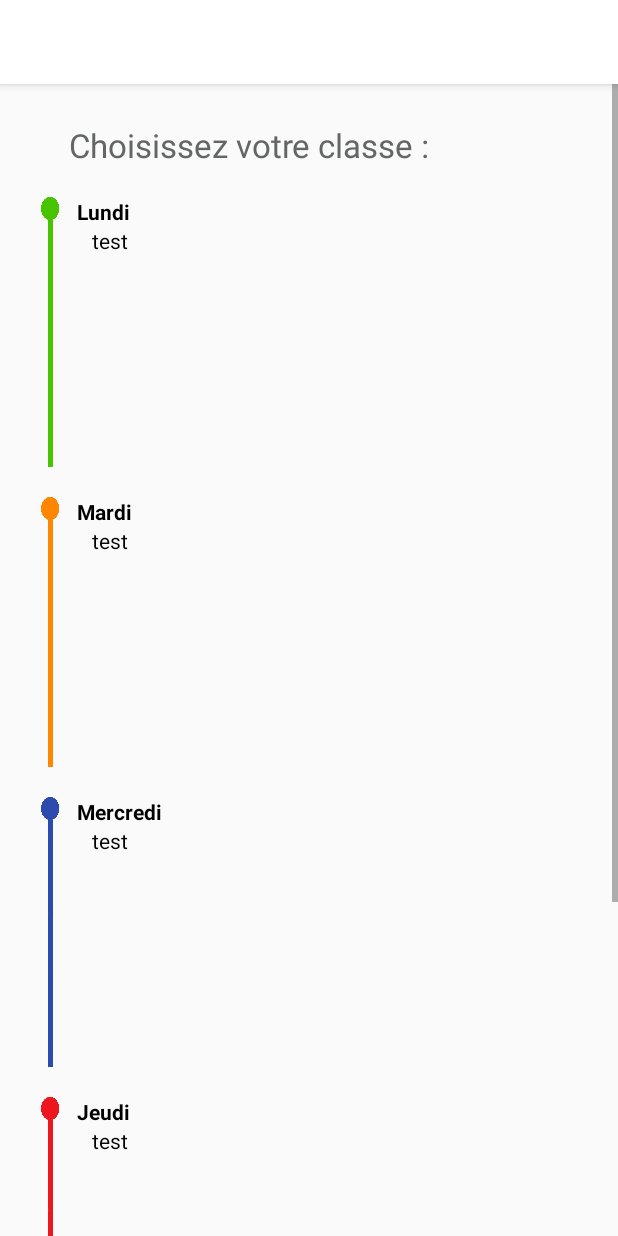
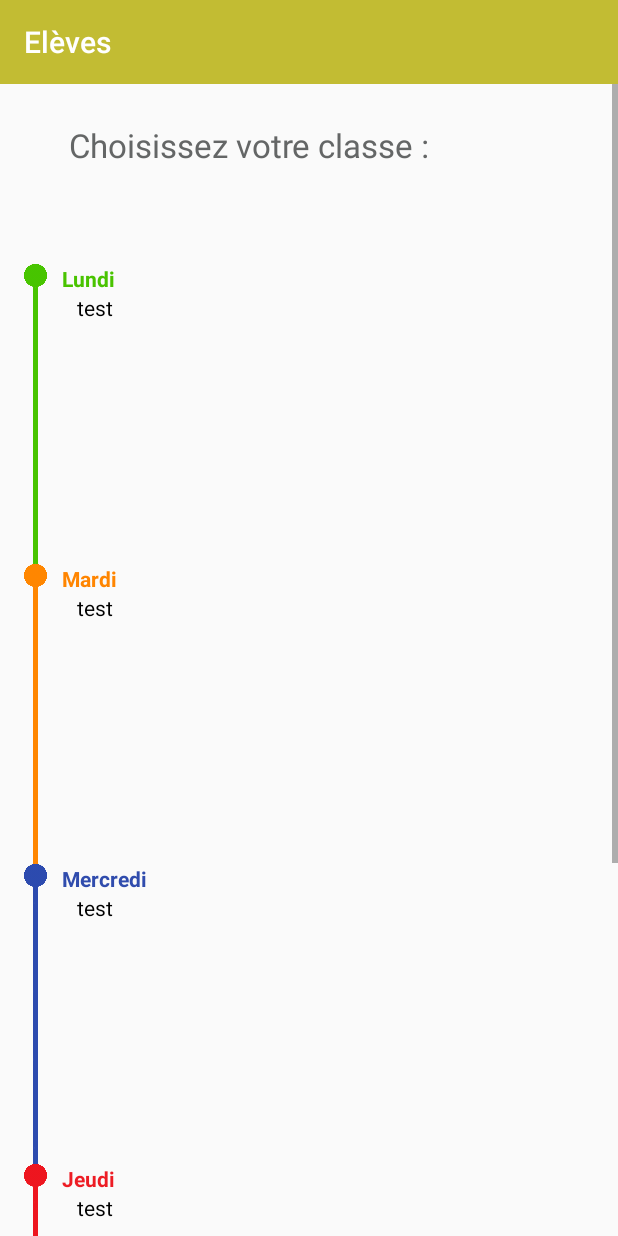
Before and after one commit to ClementRomac/High-School-Pape-Clement-app, an Android app: the StudentsActivity screen opened directly, with no data from a screen before it, on a phone screen of 412 x 824 dp. Run offline under Robolectric (Android 15) with nearby library versions, the phone set to English and light mode, and no system bars; 11 statements that could not run were skipped.

Commit message:
finalisation students

```diff
--- a/app/src/main/java/fr/ynov/applpc/StudentsActivity.java
+++ b/app/src/main/java/fr/ynov/applpc/StudentsActivity.java
@@ -1,5 +1,6 @@
 package fr.ynov.applpc;
 
+import android.graphics.drawable.ColorDrawable;
 import android.os.Bundle;
 import android.support.v7.app.ActionBarActivity;
 import android.view.View;
@@ -20,7 +21,7 @@ public class StudentsActivity extends ActionBarActivity {
     protected void onCreate(Bundle savedInstanceState) {
         super.onCreate(savedInstanceState);
         setContentView(R.layout.activity_students);
-
+        setCustomActionBar();
 
         ////////////////////////Partie Spinner/////////////////////
         Spinner spinner;
@@ -37,6 +38,7 @@ public class StudentsActivity extends ActionBarActivity {
         spinner.setSelection(0);//default value
 
 
+
         ////////////////////////Partie Calendar/////////////////////
 
 
@@ -44,6 +46,9 @@ public class StudentsActivity extends ActionBarActivity {
         ;
         String[][] Calendar = downloadCalendar(studentClasses);
         WriteCalendar(Calendar);
+
+        TextView textViewClassSelected = (TextView) findViewById(R.id.textViewClassSelected);
+        textViewClassSelected.setText(studentClasses);
 
         // Creating adapter for spinner
 
@@ -60,8 +65,10 @@ public class StudentsActivity extends ActionBarActivity {
             String item = parent.getItemAtPosition(position).toString();
 
         String studentClasses=item;
-        String[][] Calendar  =downloadCalendar(studentClasses);
+        String[][] Calendar  = downloadCalendar(studentClasses);
         WriteCalendar(Calendar);
+            TextView textViewClassSelected = (TextView) findViewById(R.id.textViewClassSelected);
+            textViewClassSelected.setText(studentClasses);
 
         }
     private void WriteCalendar( String[][] studentClasses){
@@ -85,4 +92,10 @@ public class StudentsActivity extends ActionBarActivity {
         DataStudentsProvider DataStudentsProvider = new DataStudentsProvider(this);
         return DataStudentsProvider.getScheduleByClass(studentClasses);
     }
+    private void setCustomActionBar(){
+        getSupportActionBar().setTitle("Elèves");
+        getSupportActionBar().setBackgroundDrawable(new ColorDrawable(getResources().getColor(R.color.students_primary)));
+        getSupportActionBar().setHomeAsUpIndicator(R.drawable.cdi_arrow);
+        getSupportActionBar().setElevation(0);
+    }
 }
--- a/app/src/main/res/drawable/spinnerstudent.xml
+++ b/app/src/main/res/drawable/spinnerstudent.xml
@@ -4,7 +4,7 @@
     <solid android:color="#FFFFFF" />
     <corners android:radius="3dp" />
     <stroke
-        android:color="@color/high_school_border_spinner"
+        android:color="@color/students_border_spinner"
         android:width="1dp"
          />
 
--- a/app/src/main/res/layout/activity_students.xml
+++ b/app/src/main/res/layout/activity_students.xml
@@ -41,15 +41,28 @@
             android:background="@drawable/spinnerstudent"
             android:layout_marginTop="10dp"
             android:layout_marginLeft="30dp"
-        android:dropDownWidth="fill_parent"
-        style="@style/Theme.AppCompat.Dialog.Alert" />
+            android:dropDownWidth="fill_parent" />
         <!--android:background="@drawable/SpinnerCorner" -->
+        <TextView
+            android:layout_width="wrap_content"
+            android:layout_height="wrap_content"
+            android:textAppearance="?android:attr/textAppearanceLarge"
+            android:text="Classe choisie"
+            android:id="@+id/textViewClassSelected"
+            android:layout_alignParentTop="true"
+            android:layout_alignParentLeft="true"
+            android:layout_alignParentStart="true"
+            android:layout_marginTop="10dp"
+            android:layout_marginLeft="30dp"
+            android:textColor="#646666" />
+
         <RelativeLayout xmlns:android="http://schemas.android.com/apk/res/android"
             xmlns:tools="http://schemas.android.com/tools"
             android:layout_width="fill_parent"
             android:layout_height="200dp"
-            android:padding="10dp"
-            android:layout_weight="0.27">
+
+            android:layout_weight="0.27"
+            android:layout_marginTop="15dp">
             <ImageView
                 android:id="@+id/vert"
                 android:layout_width="15dp"
@@ -60,7 +73,7 @@
             <TextView
                 android:id="@+id/Lundi"
                 android:layout_width="wrap_content"
-                android:textColor="@android:color/black"
+                android:textColor="@color/high_school_Day_vert"
                 android:textStyle="bold"
                 android:text="Lundi"
                 android:layout_height="wrap_content"
@@ -74,7 +87,7 @@
                 android:orientation="vertical"
                 android:id="@+id/traitVert"
                 android:layout_width="3dp"
-            android:layout_height="290dp"
+                android:layout_height="match_parent"
                 android:background="@drawable/verttrait"
                 android:paddingLeft="2dp"
                 android:paddingRight="2dp"
@@ -101,19 +114,18 @@
             xmlns:tools="http://schemas.android.com/tools"
             android:layout_width="fill_parent"
             android:layout_height="200dp"
-        android:padding="10dp"
             android:layout_weight="0.27">
             <ImageView
                 android:id="@+id/orange"
                 android:layout_width="15dp"
                 android:layout_height="15dp"
                 android:background="@drawable/orange"
-            />
+                android:layout_alignStart="@id/relative_CDI" />
 
             <TextView
                 android:id="@+id/Mardi"
+                android:textColor="@color/high_school_Day_orange"
                 android:layout_width="wrap_content"
-            android:textColor="@android:color/black"
                 android:textStyle="bold"
                 android:layout_height="wrap_content"
                 android:layout_alignParentTop="true"
@@ -134,7 +146,8 @@
                 android:layout_below="@+id/orange"
                 android:layout_alignParentLeft="true"
                 android:layout_alignParentStart="true"
-            android:layout_marginLeft="6dp">
+                android:layout_marginLeft="6dp"
+                android:layout_alignParentEnd="false">
                 tools:background="#49C300"
             </LinearLayout>
             <TextView
@@ -154,7 +167,6 @@
             xmlns:tools="http://schemas.android.com/tools"
             android:layout_width="fill_parent"
             android:layout_height="200dp"
-        android:padding="10dp"
             android:layout_weight="0.27">
             <ImageView
                 android:id="@+id/bleu"
@@ -166,7 +178,7 @@
             <TextView
                 android:id="@+id/Mercredi"
                 android:layout_width="wrap_content"
-            android:textColor="@android:color/black"
+                android:textColor="@color/high_school_Day_bleu"
                 android:textStyle="bold"
                 android:layout_height="wrap_content"
                 android:layout_alignParentTop="true"
@@ -207,7 +219,6 @@
             xmlns:tools="http://schemas.android.com/tools"
             android:layout_width="fill_parent"
             android:layout_height="200dp"
-        android:padding="10dp"
             android:layout_weight="0.27">
             <ImageView
                 android:id="@+id/rouge"
@@ -219,7 +230,7 @@
             <TextView
                 android:id="@+id/Jeudi"
                 android:layout_width="wrap_content"
-            android:textColor="@android:color/black"
+                android:textColor="@color/high_school_Day_rouge"
                 android:textStyle="bold"
                 android:layout_height="wrap_content"
                 android:layout_alignParentTop="true"
@@ -260,7 +271,6 @@
             xmlns:tools="http://schemas.android.com/tools"
             android:layout_width="fill_parent"
             android:layout_height="200dp"
-        android:padding="10dp"
             android:layout_weight="0.27">
             <ImageView
                 android:id="@+id/jaune"
@@ -272,7 +282,7 @@
             <TextView
                 android:id="@+id/Vendredi"
                 android:layout_width="wrap_content"
-            android:textColor="@android:color/black"
+                android:textColor="@color/high_school_Day_jaune"
                 android:textStyle="bold"
                 android:layout_height="wrap_content"
                 android:layout_alignParentTop="true"
--- a/app/src/main/res/values/colors.xml
+++ b/app/src/main/res/values/colors.xml
@@ -37,10 +37,13 @@
     <color name="list_bck">#EBEBEB</color>
     <color name="list_layer">#AAC2A3</color>
 
-    <color name="high_school_border_spinner">#686868</color>
-
+    <color name="students_border_spinner">#686868</color>
     <color name="high_school_bg_elements">#ebebeb</color>
-
+    <color name="high_school_Day_bleu">#304CAD</color>
+    <color name="high_school_Day_vert">#49C300</color>
+    <color name="high_school_Day_orange">#FF8500</color>
+    <color name="high_school_Day_jaune">#FFF200</color>
+    <color name="high_school_Day_rouge">#ED1C24</color>
 
 
 </resources>
```
Also changed, not shown: app/src/main/res/drawable/bleu.png, app/src/main/res/drawable/jaune.png, app/src/main/res/drawable/orange.png, app/src/main/res/drawable/rouge.png, app/src/main/res/drawable/vert.png. Lines whose indentation alone changed are shown as unchanged.
